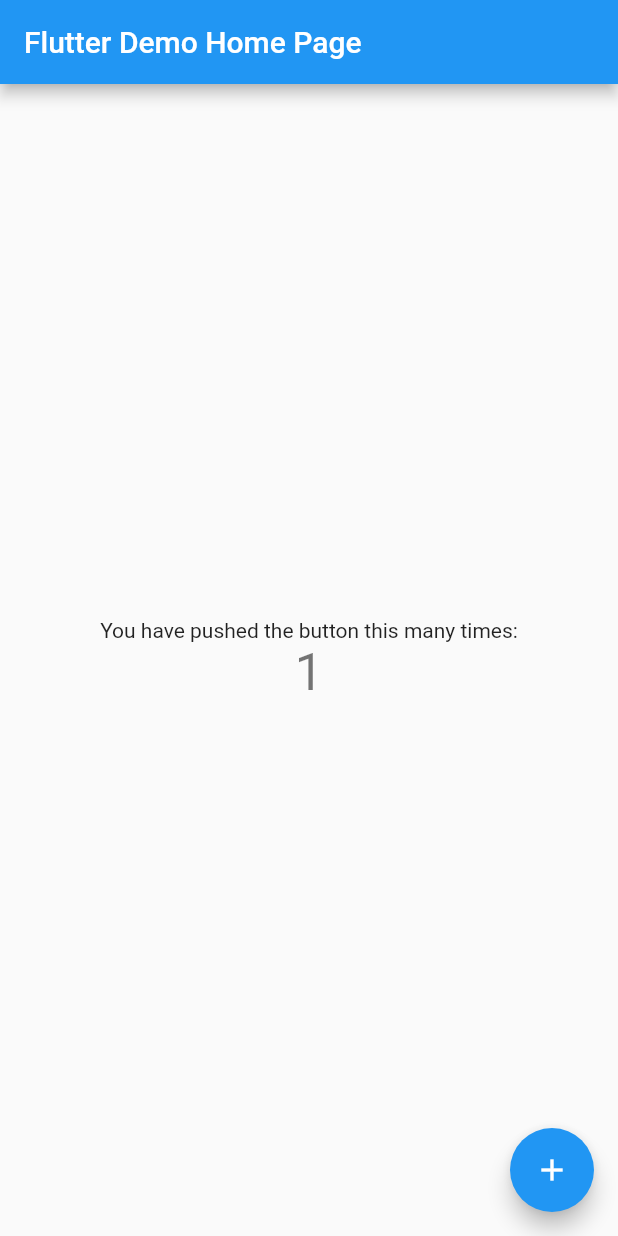
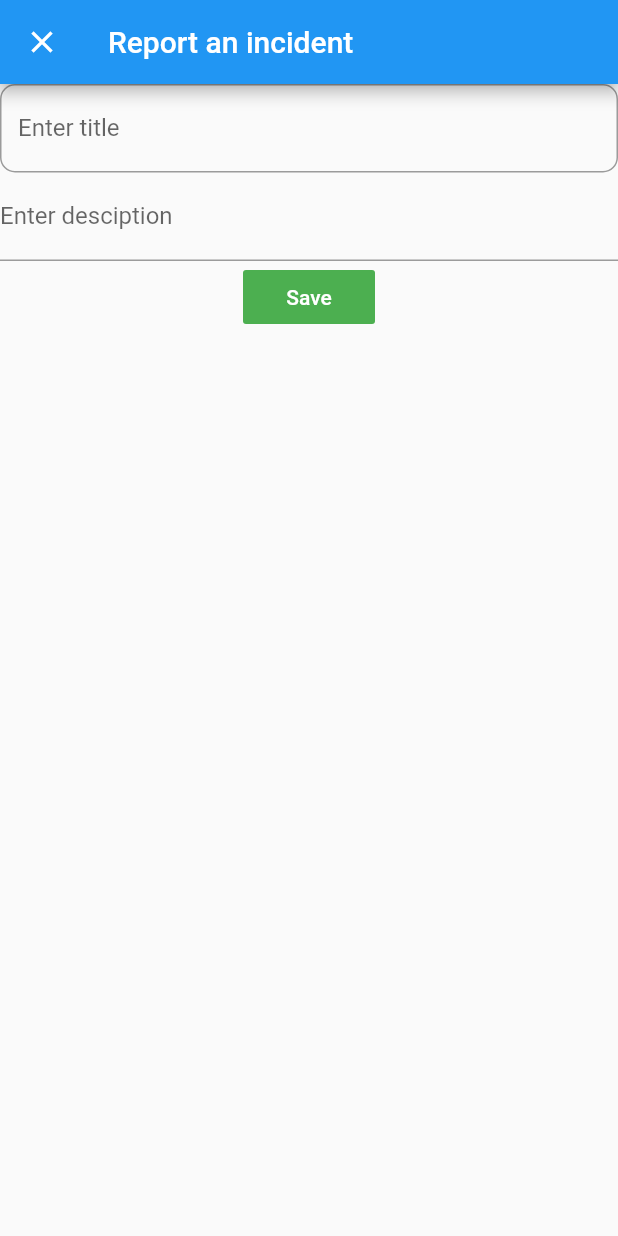
Before and after one commit to Muhamadfikri20/city_care, a Flutter app: the screen it shows after launch, after a tap on the "add" icon, on a phone screen of 412 x 824 dp. Run offline on Flutter 3.47's test engine with Material 2 defaults, Android fonts, the phone set to English and light mode, and no system bars.

Commit message:
Lecture_44_AddingIncidentListPage_and_AddNewIncidentPage

```diff
--- a/lib/main.dart
+++ b/lib/main.dart
@@ -1,115 +1,11 @@
+import 'package:city_care/pages/incident_list_page.dart';
 import 'package:flutter/material.dart';
 
-void main() {
-  runApp(const MyApp());
-}
+void main() => runApp(App());
 
-class MyApp extends StatelessWidget {
-  const MyApp({Key? key}) : super(key: key);
-
-  // This widget is the root of your application.
+class App extends StatelessWidget {
   @override
   Widget build(BuildContext context) {
-    return MaterialApp(
-      title: 'Flutter Demo',
-      theme: ThemeData(
-        // This is the theme of your application.
-        //
-        // Try running your application with "flutter run". You'll see the
-        // application has a blue toolbar. Then, without quitting the app, try
-        // changing the primarySwatch below to Colors.green and then invoke
-        // "hot reload" (press "r" in the console where you ran "flutter run",
-        // or simply save your changes to "hot reload" in a Flutter IDE).
-        // Notice that the counter didn't reset back to zero; the application
-        // is not restarted.
-        primarySwatch: Colors.blue,
-      ),
-      home: const MyHomePage(title: 'Flutter Demo Home Page'),
-    );
+    return MaterialApp(title: "City Care", home: IncidentListPage());
   }
 }
-
-class MyHomePage extends StatefulWidget {
-  const MyHomePage({Key? key, required this.title}) : super(key: key);
-
-  // This widget is the home page of your application. It is stateful, meaning
-  // that it has a State object (defined below) that contains fields that affect
-  // how it looks.
-
-  // This class is the configuration for the state. It holds the values (in this
-  // case the title) provided by the parent (in this case the App widget) and
-  // used by the build method of the State. Fields in a Widget subclass are
-  // always marked "final".
-
-  final String title;
-
-  @override
-  State<MyHomePage> createState() => _MyHomePageState();
-}
-
-class _MyHomePageState extends State<MyHomePage> {
-  int _counter = 0;
-
-  void _incrementCounter() {
-    setState(() {
-      // This call to setState tells the Flutter framework that something has
-      // changed in this State, which causes it to rerun the build method below
-      // so that the display can reflect the updated values. If we changed
-      // _counter without calling setState(), then the build method would not be
-      // called again, and so nothing would appear to happen.
-      _counter++;
-    });
-  }
-
-  @override
-  Widget build(BuildContext context) {
-    // This method is rerun every time setState is called, for instance as done
-    // by the _incrementCounter method above.
-    //
-    // The Flutter framework has been optimized to make rerunning build methods
-    // fast, so that you can just rebuild anything that needs updating rather
-    // than having to individually change instances of widgets.
-    return Scaffold(
-      appBar: AppBar(
-        // Here we take the value from the MyHomePage object that was created by
-        // the App.build method, and use it to set our appbar title.
-        title: Text(widget.title),
-      ),
-      body: Center(
-        // Center is a layout widget. It takes a single child and positions it
-        // in the middle of the parent.
-        child: Column(
-          // Column is also a layout widget. It takes a list of children and
-          // arranges them vertically. By default, it sizes itself to fit its
-          // children horizontally, and tries to be as tall as its parent.
-          //
-          // Invoke "debug painting" (press "p" in the console, choose the
-          // "Toggle Debug Paint" action from the Flutter Inspector in Android
-          // Studio, or the "Toggle Debug Paint" command in Visual Studio Code)
-          // to see the wireframe for each widget.
-          //
-          // Column has various properties to control how it sizes itself and
-          // how it positions its children. Here we use mainAxisAlignment to
-          // center the children vertically; the main axis here is the vertical
-          // axis because Columns are vertical (the cross axis would be
-          // horizontal).
-          mainAxisAlignment: MainAxisAlignment.center,
-          children: <Widget>[
-            const Text(
-              'You have pushed the button this many times:',
-            ),
-            Text(
-              '$_counter',
-              style: Theme.of(context).textTheme.headline4,
-            ),
-          ],
-        ),
-      ),
-      floatingActionButton: FloatingActionButton(
-        onPressed: _incrementCounter,
-        tooltip: 'Increment',
-        child: const Icon(Icons.add),
-      ), // This trailing comma makes auto-formatting nicer for build methods.
-    );
-  }
-}
--- /dev/null
+++ b/lib/pages/incident_list_page.dart
@@ -0,0 +1,37 @@
+import 'package:city_care/pages/incident_report_page.dart';
+import 'package:city_care/widgets/incident_list.dart';
+import 'package:flutter/material.dart';
+
+class IncidentListPage extends StatelessWidget {
+  Future<void> _navigateToReportIncidentPage(BuildContext context) async {
+    await Navigator.push(context, MaterialPageRoute(builder: (context) => IncidentReportPage(), fullscreenDialog: true));
+  }
+
+  @override
+  Widget build(BuildContext context) {
+    return Scaffold(
+        appBar: AppBar(
+          title: Text("Incidents"),
+          backgroundColor: Colors.green,
+        ),
+        body: Stack(
+          children: <Widget>[
+            IncidentList(),
+            SafeArea(
+              child: Align(
+                alignment: Alignment.bottomRight,
+                child: Padding(
+                  padding: const EdgeInsets.all(8.0),
+                  child: FloatingActionButton(
+                    child: Icon(Icons.add),
+                    onPressed: () {
+                      _navigateToReportIncidentPage(context);
+                    },
+                  ),
+                ),
+              ),
+            )
+          ],
+        ));
+  }
+}
--- /dev/null
+++ b/lib/pages/incident_report_page.dart
@@ -0,0 +1,27 @@
+import 'package:flutter/material.dart';
+
+class IncidentReportPage extends StatelessWidget {
+  @override
+  Widget build(BuildContext context) {
+    return Scaffold(
+        appBar: AppBar(title: Text("Report an incident")),
+        body: SingleChildScrollView(
+          child: Column(children: <Widget>[
+            TextField(
+              decoration: InputDecoration(labelText: "Enter title", border: OutlineInputBorder(borderRadius: BorderRadius.circular(10))),
+            ),
+            TextField(
+              textInputAction: TextInputAction.done,
+              maxLines: null,
+              keyboardType: TextInputType.multiline,
+              decoration: InputDecoration(labelText: "Enter desciption"),
+            ),
+            FlatButton(
+              child: Text("Save", style: TextStyle(color: Colors.white)),
+              color: Colors.green,
+              onPressed: () {},
+            )
+          ]),
+        ));
+  }
+}
--- /dev/null
+++ b/lib/widgets/incident_list.dart
@@ -0,0 +1,18 @@
+
+import 'package:flutter/material.dart';
+
+class IncidentList extends StatelessWidget {
+
+  @override
+  Widget build(BuildContext context) {
+    return ListView.builder(
+      itemCount: 10,
+      itemBuilder: (context, index) {
+        return ListTile(
+          title: Text("Item $index")
+        );
+      },
+    );
+  }
+
+}
```
